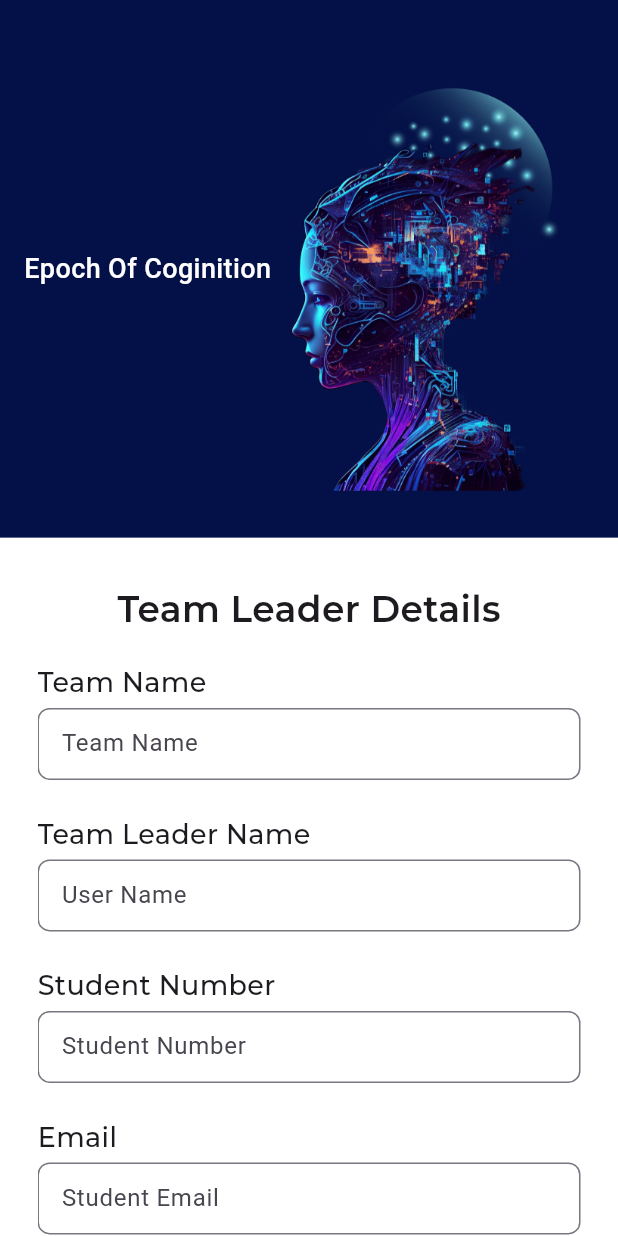
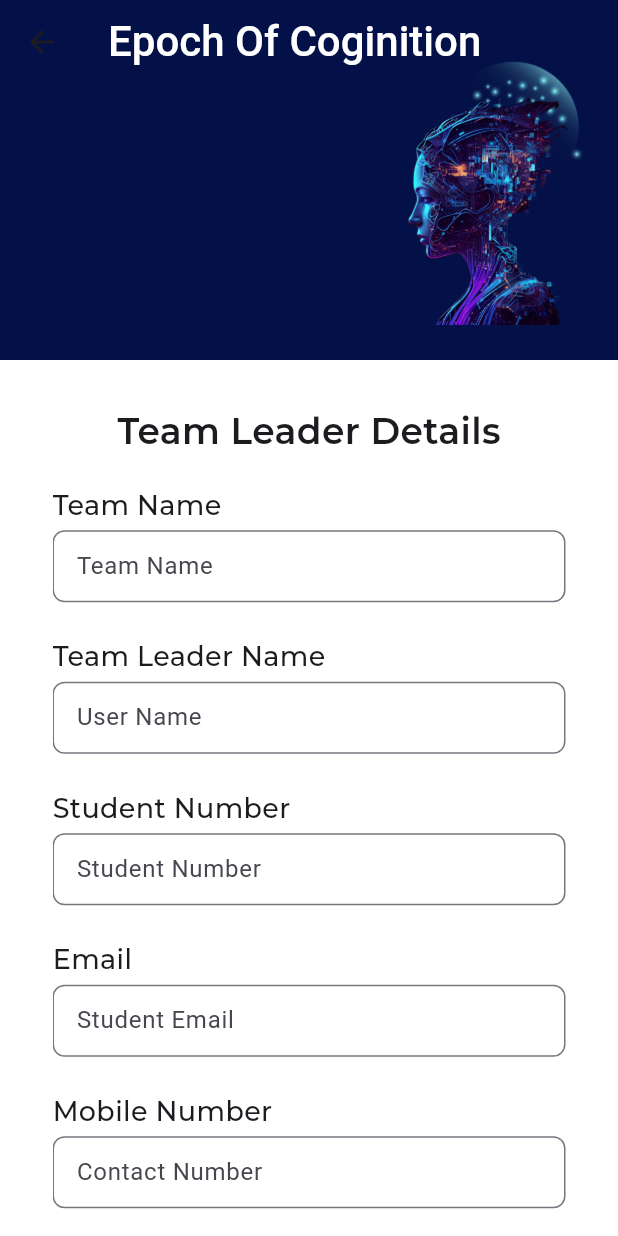
Before and after one commit to Shashank-Sahu8/Conatus_registration, a Flutter app: the Leader screen opened directly, on a phone screen of 412 x 824 dp. Run offline on Flutter 3.47's test engine with Material 3 defaults, Android fonts, the phone set to English and light mode, and no system bars; our stand-ins replace fluttertoast, google_fonts; missing offline and left inert: dart:html, dart:ui_web.

Commit message:
:sparkles: fix: V2 implemented /designs implemnted
Major designs implemented and backend connected and checked

Closes minute features remaning

```diff
--- a/lib/Src/Registration/Leader/leader.dart
+++ b/lib/Src/Registration/Leader/leader.dart
@@ -15,13 +15,13 @@ class Leader extends StatefulWidget {
 }
 
 class _LeaderState extends State<Leader> {
-  bool isdesktop(BuildContext context)=>MediaQuery.of(context).size.width>=600;
-  bool ismobile(BuildContext context)=>MediaQuery.of(context).size.width<600;
+  bool isdesktop(BuildContext context)=>MediaQuery.of(context).size.width>=650;
+  bool ismobile(BuildContext context)=>MediaQuery.of(context).size.width<650;
   @override
   Widget build(BuildContext context) {
     return Scaffold(
-      backgroundColor: Color(0xff031148),
-        body: MediaQuery.of(context).size.width<600?mobile():desktop()
+        resizeToAvoidBottomInset:true,
+        body: MediaQuery.of(context).size.width<650?mobile():desktop()
     );
   }
 
@@ -44,38 +44,124 @@ class _LeaderState extends State<Leader> {
     );
   }
 
-  Widget mobile()
-  {
-    return SingleChildScrollView(
-      scrollDirection: Axis.vertical,
-      child: Column(crossAxisAlignment: CrossAxisAlignment.center,
-        children: [
-          Padding(
-            padding: const EdgeInsets.all(8.0),
-            child: Row(mainAxisAlignment: MainAxisAlignment.spaceBetween,
-              children: [
-                Padding(
-                  padding: const EdgeInsets.only(left: 8.0),
-                  child: Text("Epoch Of Coginition",textAlign: TextAlign.center,style: GoogleFonts.brunoAceSc(fontWeight: FontWeight.w500,fontSize: 18,color: Colors.white),),
+  Widget mobile() {
+    return CustomScrollView(
+        slivers: <Widget>[
+          SliverAppBar(
+            title: Text(
+              "Epoch Of Coginition", textAlign: TextAlign.center,
+              style: GoogleFonts.brunoAceSc(fontWeight: FontWeight.w500,
+                  fontSize: 28,
+                  color: Colors.white),),
+            pinned: true,
+            backgroundColor:Color(0xff031148),
+            expandedHeight: 240,
+            flexibleSpace: FlexibleSpaceBar(
+              background: Container(
+                color:Color(0xff031148),
+                child: Padding(
+                  padding: const EdgeInsets.all(8.0),
+                  child: Row(mainAxisAlignment: MainAxisAlignment.end,
+                    children: [
+
+                      Expanded(
+                        child: Align(
+                          alignment: Alignment.bottomRight,
+                          child: FittedBox(fit: BoxFit.scaleDown,
+                              child: Image.asset(
+                                "assets/robot.png", fit: BoxFit.scaleDown,
+                                height: 380,
+                                width: 230,)),
+                        ),)
+                    ],
+                  ),
                 ),
-            Expanded(
-              child: Align(
-                alignment: Alignment.bottomRight,
-                child: Padding(
-                  padding: const EdgeInsets.only(left: 8.0,right: 8.0),
-                  child: FittedBox(fit: BoxFit.scaleDown,child: Image.asset("assets/robot.png",fit: BoxFit.scaleDown,height: 380,width: 230,)),
+              ),
 
-                ),
-              ),)
-              ],
             ),
           ),
-          Container(
-              height: MediaQuery.of(context).size.height,
-              child: form_l()
-          ),
-        ],
-      ),
+          SliverList(
+              delegate: SliverChildBuilderDelegate(
+                      (BuildContext context, int index) {
+                        if(index==0)
+                    {return Container(
+                        height: MediaQuery
+                            .of(context)
+                            .size
+                            .height,
+                        child: form_l()
+                    );}
+                  }))
+        ]
     );
-  }
-}
+  }}
+    // return SingleChildScrollView(
+    //   scrollDirection: Axis.vertical,
+    //   child: Column(crossAxisAlignment: CrossAxisAlignment.center,
+    //     children: [
+    //       Padding(
+    //         padding: const EdgeInsets.all(8.0),
+    //         child: Row(mainAxisAlignment: MainAxisAlignment.spaceBetween,
+    //           children: [
+    //             Padding(
+    //               padding: const EdgeInsets.only(left: 8.0),
+    //               child: Text("Epoch Of Coginition",textAlign: TextAlign.center,style: GoogleFonts.brunoAceSc(fontWeight: FontWeight.w500,fontSize: 18,color: Colors.white),),
+    //             ),
+    //             Expanded(
+    //               child: Align(
+    //                 alignment: Alignment.bottomRight,
+    //                 child: Padding(
+    //                   padding: const EdgeInsets.only(left: 8.0,right: 8.0),
+    //                   child: FittedBox(fit: BoxFit.scaleDown,child: Image.asset("assets/robot.png",fit: BoxFit.scaleDown,height: 380,width: 230,)),
+    //
+    //                 ),
+    //               ),)
+    //           ],
+    //         ),
+    //       ),
+    //       Container(
+    //           height: MediaQuery.of(context).size.height,
+    //           child: form_l()
+    //       ),
+    //     ],
+    //   ),
+    // );
+//   }
+// }
+//
+//
+//   Widget mobile()
+//   {
+//     return SingleChildScrollView(
+//       scrollDirection: Axis.vertical,
+//       child: Column(crossAxisAlignment: CrossAxisAlignment.center,
+//         children: [
+//           Padding(
+//             padding: const EdgeInsets.all(8.0),
+//             child: Row(mainAxisAlignment: MainAxisAlignment.spaceBetween,
+//               children: [
+//                 Padding(
+//                   padding: const EdgeInsets.only(left: 8.0),
+//                   child: Text("Epoch Of Coginition",textAlign: TextAlign.center,style: GoogleFonts.brunoAceSc(fontWeight: FontWeight.w500,fontSize: 18,color: Colors.white),),
+//                 ),
+//             Expanded(
+//               child: Align(
+//                 alignment: Alignment.bottomRight,
+//                 child: Padding(
+//                   padding: const EdgeInsets.only(left: 8.0,right: 8.0),
+//                   child: FittedBox(fit: BoxFit.scaleDown,child: Image.asset("assets/robot.png",fit: BoxFit.scaleDown,height: 380,width: 230,)),
+//
+//                 ),
+//               ),)
+//               ],
+//             ),
+//           ),
+//           Container(
+//               height: MediaQuery.of(context).size.height,
+//               child: form_l()
+//           ),
+//         ],
+//       ),
+//     );
+//   }
+// }
--- a/lib/Src/Registration/Leader/widgets/from_L.dart
+++ b/lib/Src/Registration/Leader/widgets/from_L.dart
@@ -26,18 +26,22 @@ class _from_lState extends State<form_l> {
   String yearc1="empty";
   String resc1="empty";
   final ScrollController _scrollController = ScrollController();
-  bool isdesktop(BuildContext context)=>MediaQuery.of(context).size.width>=600;
-  bool ismobile(BuildContext context)=>MediaQuery.of(context).size.width<600;
+  bool isdesktop(BuildContext context)=>MediaQuery.of(context).size.width>=650;
+  bool ismobile(BuildContext context)=>MediaQuery.of(context).size.width<650;
   @override
   Widget build(BuildContext context) {
     return Scaffold(
+      resizeToAvoidBottomInset:true,
       backgroundColor: Colors.white,
       body: Padding(
-        padding: ismobile(context)==true? const EdgeInsets.only(left: 25.0,right: 25.0):const EdgeInsets.only(left: 40.0,right: 40.0),
+        padding: ismobile(context)==true? const EdgeInsets.only(left: 35.0,right: 35.0):const EdgeInsets.only(left: 40.0,right: 40),  //151 333
         child: Form(
           autovalidateMode: AutovalidateMode.onUserInteraction,
           key: formfield1,
+          child: ScrollConfiguration(
+            behavior: ScrollConfiguration.of(context).copyWith(scrollbars: false),
             child: SingleChildScrollView(
+
               scrollDirection: Axis.vertical,
               controller: _scrollController,
               child: Column(crossAxisAlignment: CrossAxisAlignment.start,
@@ -518,6 +522,7 @@ class _from_lState extends State<form_l> {
             ),
           ),
         ),
+      ),
     );
   }
 }
--- a/lib/config.dart
+++ b/lib/config.dart
@@ -1,4 +1,4 @@
 class AppConfig {
   static const String key = '6LdCgcApAAAAAJ54Q2amsxhIARFBn2gHxN0GuSsA';
-  static const String api = 'https://api.bellcranal.rocks/user/Registeration';
+  static const String api = 'https://api.bellcranal.rocks/registeration';
 }
--- a/lib/model/model1.dart
+++ b/lib/model/model1.dart
@@ -8,7 +8,7 @@ class User {
   final List<String> residency;
   final List<int> currentYear;
   final List<String> branch;
-   String token;
+  String token;
 
 
   User({
```
Also changed, not shown: lib/Services/api_call.dart (+10 -9 lines), lib/Src/Registration/Member3/Widgets/form_2.dart (+27 -20 lines), lib/main.dart (+6 -1 lines). Lines whose indentation alone changed are shown as unchanged.
